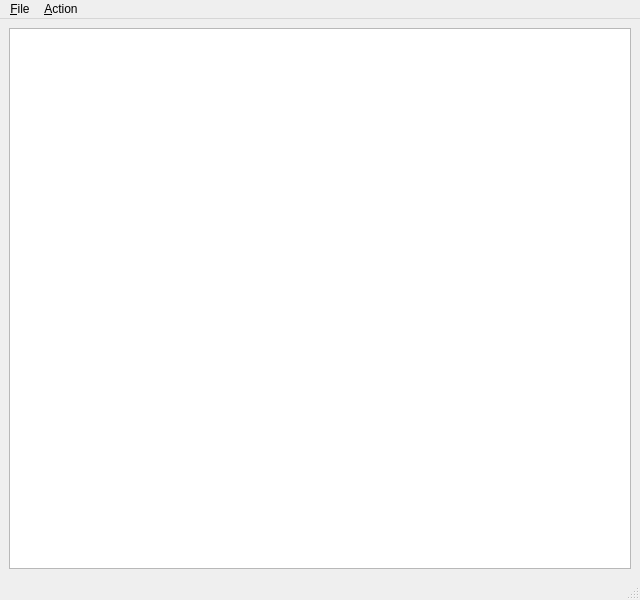
First picture: the form in 022_animations/mainwindow.ui, repository srutz/qtframework, before the edit.
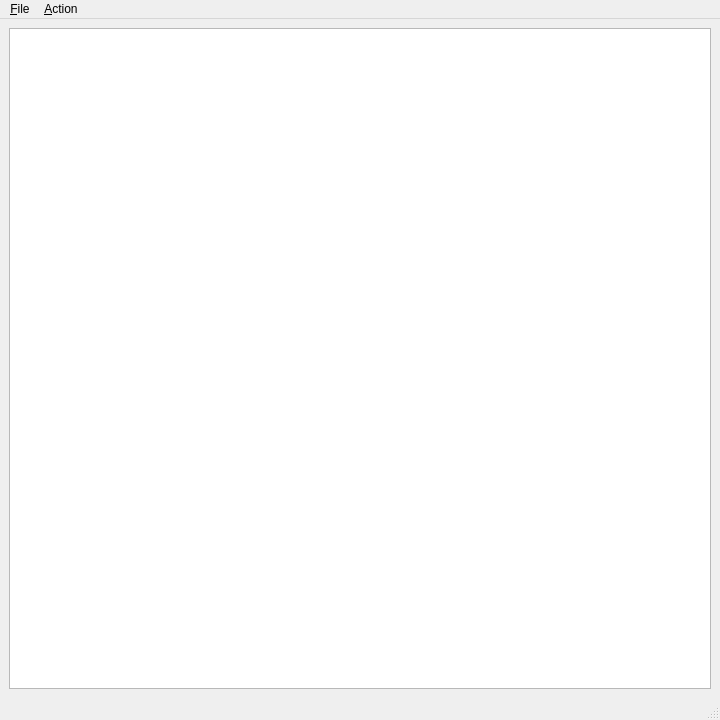
Second picture: the form after the edit.

The edit to the form file:
```diff
--- a/022_animations/mainwindow.ui
+++ b/022_animations/mainwindow.ui
@@ -6,8 +6,8 @@
    <rect>
     <x>0</x>
     <y>0</y>
-    <width>640</width>
-    <height>600</height>
+    <width>720</width>
+    <height>720</height>
    </rect>
   </property>
   <property name="windowTitle">
@@ -25,7 +25,7 @@
     <rect>
      <x>0</x>
      <y>0</y>
-     <width>640</width>
+     <width>720</width>
      <height>23</height>
     </rect>
    </property>
```
